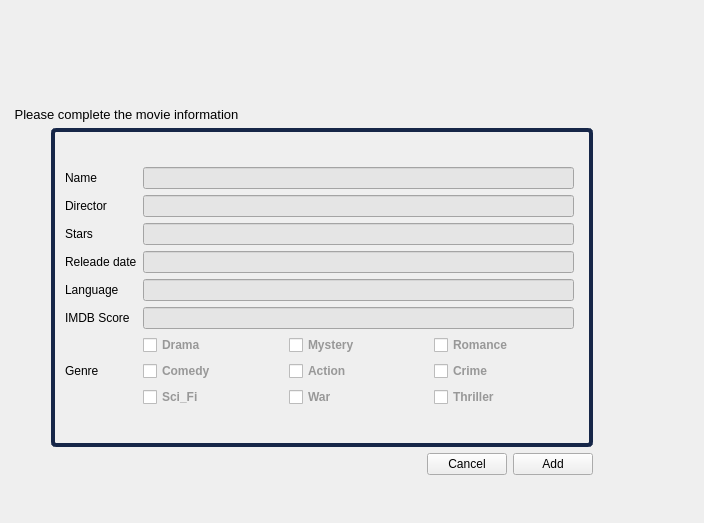
Qt form add.ui (EotDc35F/project) before a commit.
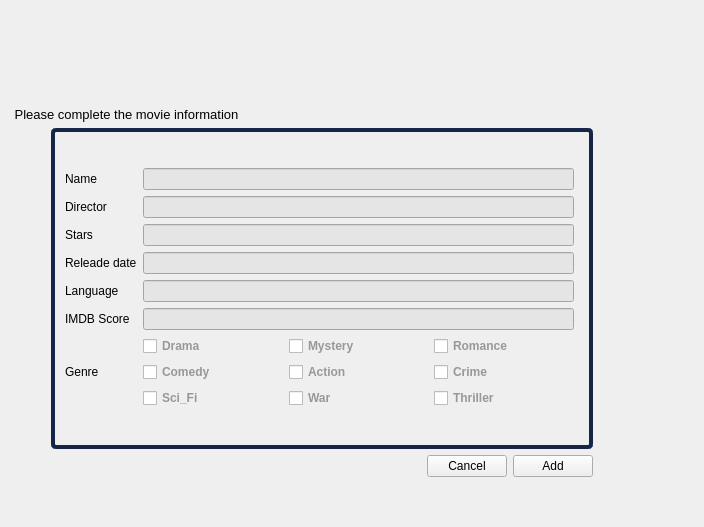
The same form after that commit. Icons and pictures are not drawn.

Patch:
```diff
--- a/add.ui
+++ b/add.ui
@@ -7,7 +7,7 @@
     <x>0</x>
     <y>0</y>
     <width>704</width>
-    <height>523</height>
+    <height>527</height>
    </rect>
   </property>
   <property name="windowTitle">
```
Left out of the diff: 12 changed lines with no effect on the pictures.
